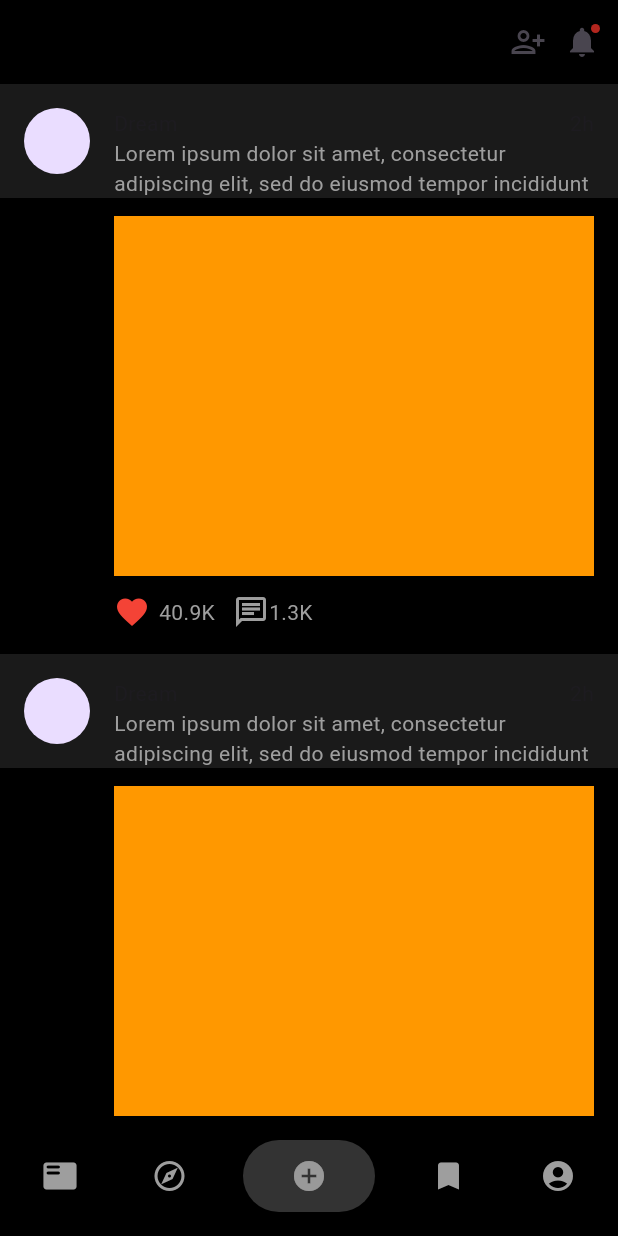
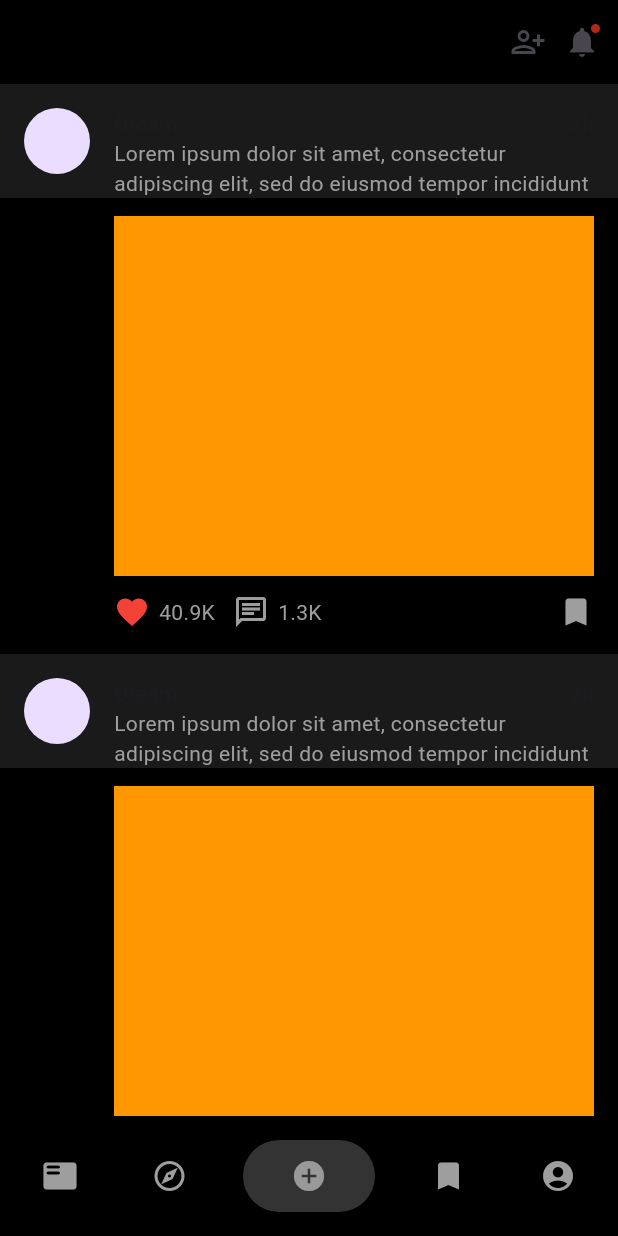
Before and after one commit to JAICHANGPARK/flutter_notebook_chapter_39, a Flutter app: the SocialMediaHomePage screen opened directly, on a phone screen of 412 x 824 dp. Run offline on Flutter 3.47's test engine with Material 3 defaults, Android fonts, the phone set to English and light mode, and no system bars; our stand-ins replace gap.

Commit message:
Update social_media_home_page.dart

```diff
--- a/lib/ep1955_social_media_app/views/social_media_home_page.dart
+++ b/lib/ep1955_social_media_app/views/social_media_home_page.dart
@@ -96,6 +96,7 @@ class _SocialMediaHomePageState extends State<SocialMediaHomePage> {
                             Icons.chat_outlined,
                             color: Colors.grey,
                           ),
+                          Gap(6),
                           Text(
                             "1.3K",
                             style: TextStyle(
@@ -103,7 +104,10 @@ class _SocialMediaHomePageState extends State<SocialMediaHomePage> {
                             ),
                           ),
                           Spacer(),
-                          Icon(Icons.bookmark)
+                          Icon(
+                            Icons.bookmark,
+                            color: Colors.grey,
+                          )
                         ],
                       ),
                     ],
```
